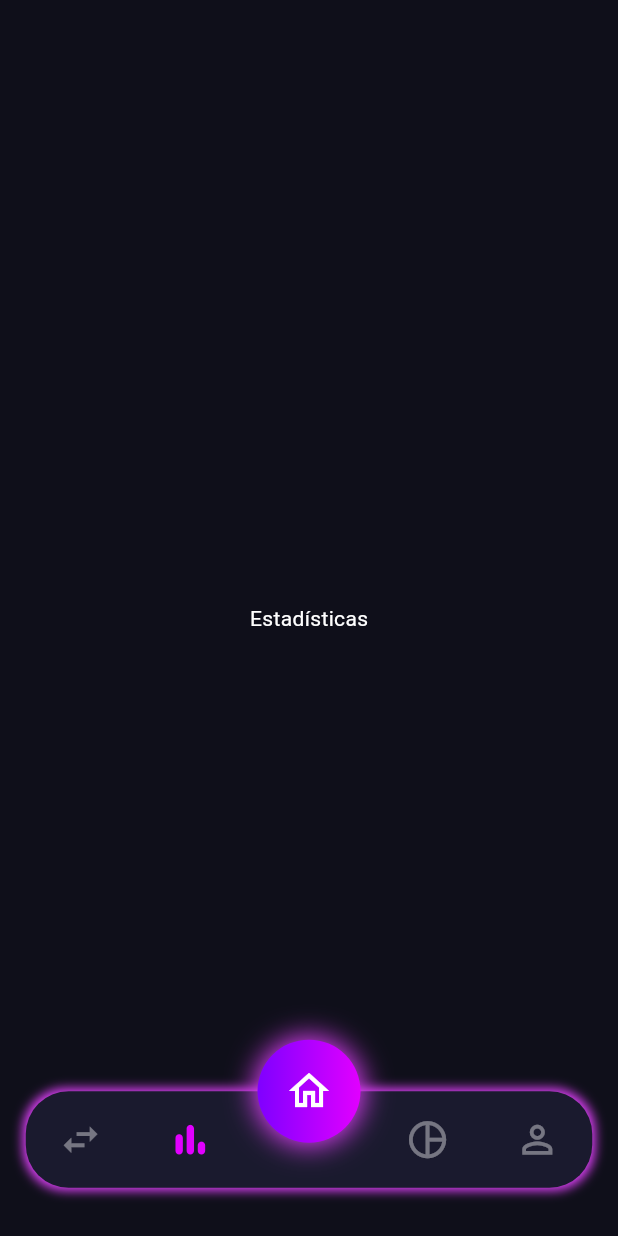
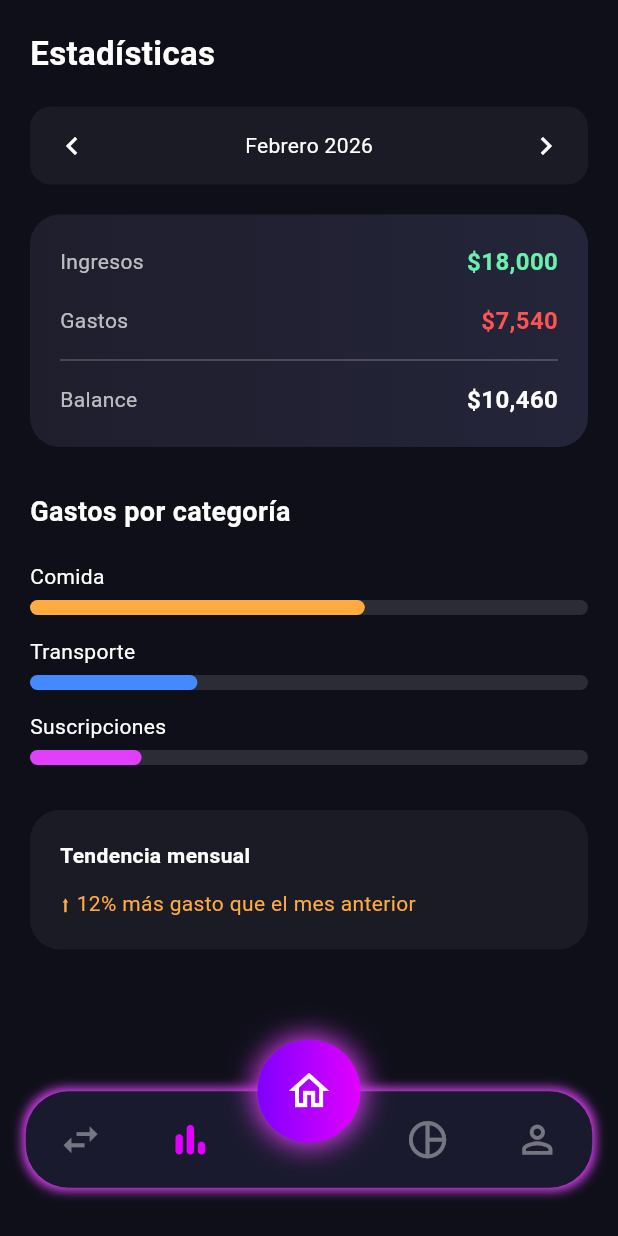
Before and after one commit to AlfonsoDiaz09/dynora_finance, a Flutter app: the screen it shows after launch, after a tap on the "swap horiz" icon, after a tap on the "bar chart" icon, on a phone screen of 412 x 824 dp. Run offline on Flutter 3.47's test engine with Material 3 defaults, Android fonts, the phone set to English and light mode, and no system bars; our stand-ins replace flutter_bloc, flutter_screenutil, flutter_svg, get_it, go_router, logger.

Commit message:
feat: Stats page progress

```diff
--- a/lib/ui/pages/stats/stats_page.dart
+++ b/lib/ui/pages/stats/stats_page.dart
@@ -1,10 +1,52 @@
 import 'package:flutter/material.dart';
+import 'widgets/month_selector.dart';
+import 'widgets/statistics_summary_card.dart';
+import 'widgets/category_chart.dart';
+import 'widgets/trend_section.dart';
 
 class StatsPage extends StatelessWidget {
   const StatsPage({super.key});
 
   @override
   Widget build(BuildContext context) {
-    return const Center(child: Text("Estadísticas", style: TextStyle(color: Colors.white)));
+    return Scaffold(
+      backgroundColor: const Color(0xff0F0F1A),
+      body: SafeArea(
+        child: ListView(
+          padding: const EdgeInsets.symmetric(horizontal: 20),
+          children: const [
+
+            SizedBox(height: 20),
+
+            Text(
+              "Estadísticas",
+              style: TextStyle(
+                color: Colors.white,
+                fontSize: 22,
+                fontWeight: FontWeight.bold,
+              ),
+            ),
+
+            SizedBox(height: 20),
+
+            MonthSelector(),
+
+            SizedBox(height: 20),
+
+            StatisticsSummaryCard(),
+
+            SizedBox(height: 30),
+
+            CategoryChart(),
+
+            SizedBox(height: 30),
+
+            TrendSection(),
+
+            SizedBox(height: 40),
+          ],
+        ),
+      ),
+    );
   }
 }
--- /dev/null
+++ b/lib/ui/pages/stats/widgets/category_chart.dart
@@ -0,0 +1,91 @@
+import 'package:flutter/material.dart';
+
+class CategoryChart extends StatelessWidget {
+  const CategoryChart({super.key});
+
+  @override
+  Widget build(BuildContext context) {
+    return Column(
+      crossAxisAlignment: CrossAxisAlignment.start,
+      children: const [
+
+        Text(
+          "Gastos por categoría",
+          style: TextStyle(
+            color: Colors.white,
+            fontSize: 18,
+            fontWeight: FontWeight.bold,
+          ),
+        ),
+
+        SizedBox(height: 20),
+
+        _CategoryBar(
+          category: "Comida",
+          percentage: 0.6,
+          color: Colors.orangeAccent,
+        ),
+
+        SizedBox(height: 14),
+
+        _CategoryBar(
+          category: "Transporte",
+          percentage: 0.3,
+          color: Colors.blueAccent,
+        ),
+
+        SizedBox(height: 14),
+
+        _CategoryBar(
+          category: "Suscripciones",
+          percentage: 0.2,
+          color: Colors.purpleAccent,
+        ),
+      ],
+    );
+  }
+}
+
+class _CategoryBar extends StatelessWidget {
+  final String category;
+  final double percentage;
+  final Color color;
+
+  const _CategoryBar({
+    required this.category,
+    required this.percentage,
+    required this.color,
+  });
+
+  @override
+  Widget build(BuildContext context) {
+    return Column(
+      crossAxisAlignment: CrossAxisAlignment.start,
+      children: [
+        Text(category, style: const TextStyle(color: Colors.white)),
+        const SizedBox(height: 6),
+        Stack(
+          children: [
+            Container(
+              height: 10,
+              decoration: BoxDecoration(
+                color: Colors.white12,
+                borderRadius: BorderRadius.circular(10),
+              ),
+            ),
+            FractionallySizedBox(
+              widthFactor: percentage,
+              child: Container(
+                height: 10,
+                decoration: BoxDecoration(
+                  color: color,
+                  borderRadius: BorderRadius.circular(10),
+                ),
+              ),
+            ),
+          ],
+        ),
+      ],
+    );
+  }
+}
--- /dev/null
+++ b/lib/ui/pages/stats/widgets/month_selector.dart
@@ -0,0 +1,27 @@
+import 'package:flutter/material.dart';
+
+class MonthSelector extends StatelessWidget {
+  const MonthSelector({super.key});
+
+  @override
+  Widget build(BuildContext context) {
+    return Container(
+      padding: const EdgeInsets.symmetric(horizontal: 16, vertical: 14),
+      decoration: BoxDecoration(
+        color: Colors.white.withOpacity(0.05),
+        borderRadius: BorderRadius.circular(14),
+      ),
+      child: Row(
+        mainAxisAlignment: MainAxisAlignment.spaceBetween,
+        children: const [
+          Icon(Icons.chevron_left, color: Colors.white),
+          Text(
+            "Febrero 2026",
+            style: TextStyle(color: Colors.white),
+          ),
+          Icon(Icons.chevron_right, color: Colors.white),
+        ],
+      ),
+    );
+  }
+}
--- /dev/null
+++ b/lib/ui/pages/stats/widgets/statistics_summary_card.dart
@@ -0,0 +1,74 @@
+import 'package:flutter/material.dart';
+
+class StatisticsSummaryCard extends StatelessWidget {
+  const StatisticsSummaryCard({super.key});
+
+  @override
+  Widget build(BuildContext context) {
+    return Container(
+      padding: const EdgeInsets.all(20),
+      decoration: BoxDecoration(
+        borderRadius: BorderRadius.circular(20),
+        gradient: const LinearGradient(
+          colors: [Color(0xff1E1E2D), Color(0xff25253A)],
+        ),
+      ),
+      child: Column(
+        children: const [
+
+          _SummaryRow(
+            label: "Ingresos",
+            value: "\$18,000",
+            color: Colors.greenAccent,
+          ),
+
+          SizedBox(height: 16),
+
+          _SummaryRow(
+            label: "Gastos",
+            value: "\$7,540",
+            color: Colors.redAccent,
+          ),
+
+          Divider(height: 30, color: Colors.white24),
+
+          _SummaryRow(
+            label: "Balance",
+            value: "\$10,460",
+            color: Colors.white,
+          ),
+        ],
+      ),
+    );
+  }
+}
+
+class _SummaryRow extends StatelessWidget {
+  final String label;
+  final String value;
+  final Color color;
+
+  const _SummaryRow({
+    required this.label,
+    required this.value,
+    required this.color,
+  });
+
+  @override
+  Widget build(BuildContext context) {
+    return Row(
+      mainAxisAlignment: MainAxisAlignment.spaceBetween,
+      children: [
+        Text(label, style: const TextStyle(color: Colors.white70)),
+        Text(
+          value,
+          style: TextStyle(
+            color: color,
+            fontWeight: FontWeight.bold,
+            fontSize: 16,
+          ),
+        ),
+      ],
+    );
+  }
+}
--- /dev/null
+++ b/lib/ui/pages/stats/widgets/trend_section.dart
@@ -0,0 +1,38 @@
+import 'package:flutter/material.dart';
+
+class TrendSection extends StatelessWidget {
+  const TrendSection({super.key});
+
+  @override
+  Widget build(BuildContext context) {
+    return Container(
+      padding: const EdgeInsets.all(20),
+      decoration: BoxDecoration(
+        borderRadius: BorderRadius.circular(20),
+        color: Colors.white.withOpacity(0.05),
+      ),
+      child: Column(
+        crossAxisAlignment: CrossAxisAlignment.start,
+        children: const [
+
+          Text(
+            "Tendencia mensual",
+            style: TextStyle(
+              color: Colors.white,
+              fontWeight: FontWeight.bold,
+            ),
+          ),
+
+          SizedBox(height: 12),
+
+          Text(
+            "⬆ 12% más gasto que el mes anterior",
+            style: TextStyle(
+              color: Colors.orangeAccent,
+            ),
+          ),
+        ],
+      ),
+    );
+  }
+}
```
